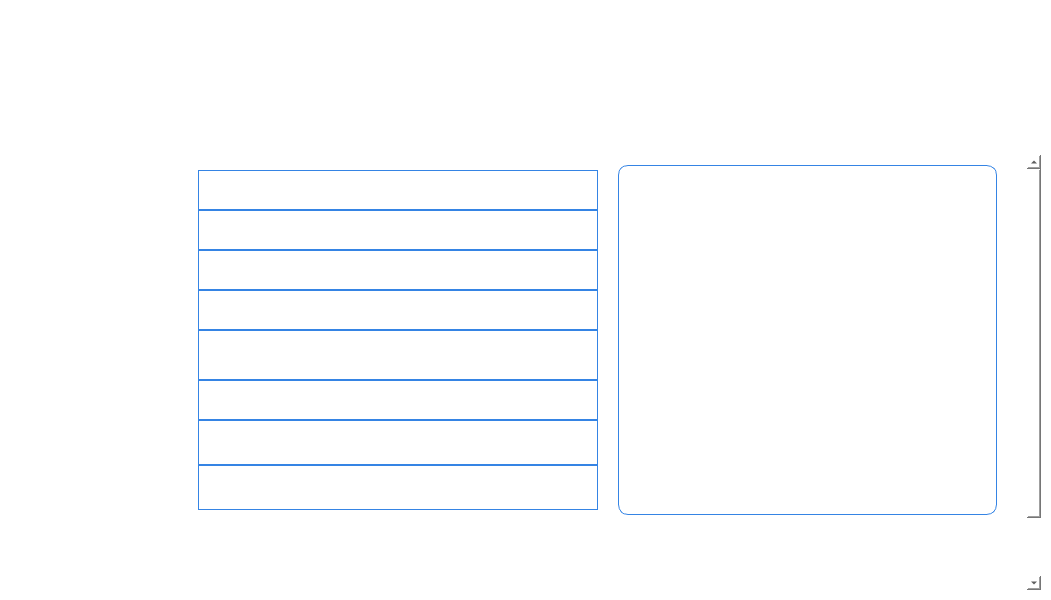
This is forms/Page_6.ui in apollo-k22/FaceAI-Product as Qt 5 draws it before an edit. The edited form follows.
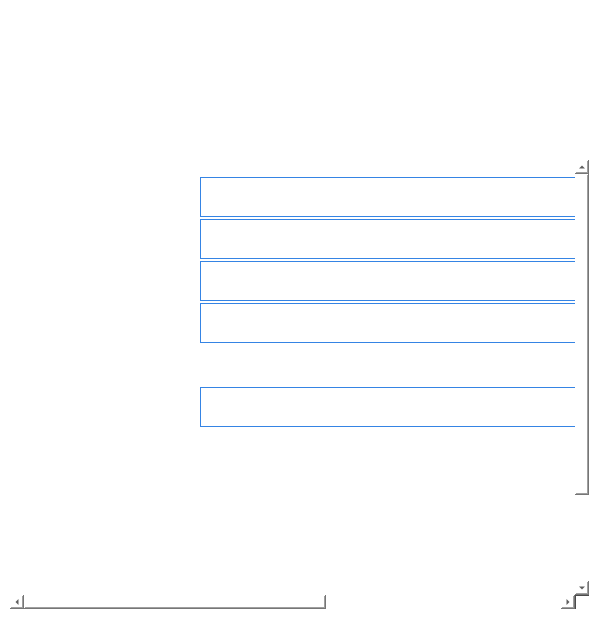
This is the edited form. Icons and pictures are not drawn.

Commit message: fixed validation on create a new case page. updated remarks, ps, examiner's name field to GrowingTextEdit on preview and report page.

The edit to the form file:
```diff
--- a/forms/Page_6.ui
+++ b/forms/Page_6.ui
@@ -6,8 +6,8 @@
    <rect>
     <x>0</x>
     <y>0</y>
-    <width>1051</width>
-    <height>600</height>
+    <width>599</width>
+    <height>619</height>
    </rect>
   </property>
   <property name="styleSheet">
@@ -132,31 +132,59 @@
         </spacer>
        </item>
        <item>
-        <widget class="QLabel" name="pageTitle">
-         <property name="sizePolicy">
-          <sizepolicy hsizetype="Fixed" vsizetype="Fixed">
-           <horstretch>0</horstretch>
-           <verstretch>0</verstretch>
-          </sizepolicy>
+        <layout class="QVBoxLayout" name="verticalLayout_9">
+         <property name="spacing">
+          <number>0</number>
          </property>
-         <property name="font">
-          <font>
-           <pointsize>18</pointsize>
-           <weight>75</weight>
-           <bold>true</bold>
-          </font>
+         <property name="leftMargin">
+          <number>0</number>
          </property>
-         <property name="styleSheet">
-          <string notr="true">color: rgb(255, 255, 255);
+         <property name="topMargin">
+          <number>20</number>
+         </property>
+         <property name="bottomMargin">
+          <number>0</number>
+         </property>
+         <item>
+          <widget class="QLabel" name="pageTitle">
+           <property name="sizePolicy">
+            <sizepolicy hsizetype="Expanding" vsizetype="Fixed">
+             <horstretch>0</horstretch>
+             <verstretch>0</verstretch>
+            </sizepolicy>
+           </property>
+           <property name="minimumSize">
+            <size>
+             <width>0</width>
+             <height>40</height>
+            </size>
+           </property>
+           <property name="maximumSize">
+            <size>
+             <width>16777215</width>
+             <height>40</height>
+            </size>
+           </property>
+           <property name="font">
+            <font>
+             <pointsize>18</pointsize>
+             <weight>75</weight>
+             <bold>true</bold>
+            </font>
+           </property>
+           <property name="styleSheet">
+            <string notr="true">color: rgb(255, 255, 255);
 background:transparent;</string>
-         </property>
-         <property name="text">
-          <string>FaceAI Probe Report</string>
-         </property>
-         <property name="alignment">
-          <set>Qt::AlignCenter</set>
-         </property>
-        </widget>
+           </property>
+           <property name="text">
+            <string>FaceAI Probe Report</string>
+           </property>
+           <property name="alignment">
+            <set>Qt::AlignBottom|Qt::AlignHCenter</set>
+           </property>
+          </widget>
+         </item>
+        </layout>
        </item>
        <item>
         <spacer name="horizontalSpacer_5">
@@ -325,10 +353,10 @@
        <widget class="QWidget" name="scrollAreaWidgetContents">
         <property name="geometry">
          <rect>
-          <x>0</x>
+          <x>-439</x>
           <y>0</y>
-          <width>1012</width>
-          <height>587</height>
+          <width>999</width>
+          <height>623</height>
          </rect>
         </property>
         <property name="styleSheet">
@@ -425,11 +453,17 @@
                    <item row="0" column="0">
                     <widget class="QLabel" name="label">
                      <property name="sizePolicy">
-                      <sizepolicy hsizetype="Expanding" vsizetype="Expanding">
+                      <sizepolicy hsizetype="Fixed" vsizetype="Fixed">
                        <horstretch>0</horstretch>
                        <verstretch>0</verstretch>
                       </sizepolicy>
                      </property>
+                     <property name="minimumSize">
+                      <size>
+                       <width>140</width>
+                       <height>40</height>
+                      </size>
+                     </property>
                      <property name="font">
                       <font>
                        <pointsize>11</pointsize>
@@ -443,6 +477,9 @@
                      <property name="text">
                       <string>Probe ID:</string>
                      </property>
+                     <property name="alignment">
+                      <set>Qt::AlignCenter</set>
+                     </property>
                     </widget>
                    </item>
                    <item row="0" column="1">
@@ -484,11 +521,23 @@
                    <item row="1" column="0">
                     <widget class="QLabel" name="label_2">
                      <property name="sizePolicy">
-                      <sizepolicy hsizetype="Expanding" vsizetype="Expanding">
+                      <sizepolicy hsizetype="Fixed" vsizetype="Fixed">
                        <horstretch>0</horstretch>
                        <verstretch>0</verstretch>
                       </sizepolicy>
                      </property>
+                     <property name="minimumSize">
+                      <size>
+                       <width>140</width>
+                       <height>40</height>
+                      </size>
+                     </property>
+                     <property name="maximumSize">
+                      <size>
+                       <width>140</width>
+                       <height>40</height>
+                      </size>
+                     </property>
                      <property name="styleSheet">
                       <string notr="true">color: rgb(255, 255, 255);
 background:none;</string>
@@ -496,6 +545,9 @@
                      <property name="text">
                       <string>Probe result:</string>
                      </property>
+                     <property name="alignment">
+                      <set>Qt::AlignCenter</set>
+                     </property>
                     </widget>
                    </item>
                    <item row="2" column="0">
@@ -506,6 +558,18 @@
                        <verstretch>0</verstretch>
                       </sizepolicy>
                      </property>
+                     <property name="minimumSize">
+                      <size>
+                       <width>140</width>
+                       <height>40</height>
+                      </size>
+                     </property>
+                     <property name="maximumSize">
+                      <size>
+                       <width>140</width>
+                       <height>40</height>
+                      </size>
+                     </property>
                      <property name="styleSheet">
                       <string notr="true">color: rgb(255, 255, 255);
 background:none;</string>
@@ -513,6 +577,9 @@
                      <property name="text">
                       <string>Time of report generation:</string>
                      </property>
+                     <property name="alignment">
+                      <set>Qt::AlignCenter</set>
+                     </property>
                     </widget>
                    </item>
                    <item row="2" column="1">
@@ -548,11 +615,23 @@
                    <item row="3" column="0">
                     <widget class="QLabel" name="label_4">
                      <property name="sizePolicy">
-                      <sizepolicy hsizetype="Expanding" vsizetype="Expanding">
+                      <sizepolicy hsizetype="Fixed" vsizetype="Fixed">
                        <horstretch>0</horstretch>
                        <verstretch>0</verstretch>
                       </sizepolicy>
                      </property>
+                     <property name="minimumSize">
+                      <size>
+                       <width>140</width>
+                       <height>40</height>
+                      </size>
+                     </property>
+                     <property name="maximumSize">
+                      <size>
+                       <width>140</width>
+                       <height>40</height>
+                      </size>
+                     </property>
                      <property name="styleSheet">
                       <string notr="true">color: rgb(255, 255, 255);
 background:none;</string>
@@ -560,6 +639,9 @@
                      <property name="text">
                       <string>Case number</string>
                      </property>
+                     <property name="alignment">
+                      <set>Qt::AlignCenter</set>
+                     </property>
                     </widget>
                    </item>
                    <item row="3" column="1">
@@ -595,11 +677,23 @@
                    <item row="6" column="0">
                     <widget class="QLabel" name="label_6">
                      <property name="sizePolicy">
-                      <sizepolicy hsizetype="Expanding" vsizetype="Expanding">
+                      <sizepolicy hsizetype="Fixed" vsizetype="Fixed">
                        <horstretch>0</horstretch>
                        <verstretch>0</verstretch>
                       </sizepolicy>
                      </property>
+                     <property name="minimumSize">
+                      <size>
+                       <width>140</width>
+                       <height>40</height>
+                      </size>
+                     </property>
+                     <property name="maximumSize">
+                      <size>
+                       <width>140</width>
+                       <height>40</height>
+                      </size>
+                     </property>
                      <property name="styleSheet">
                       <string notr="true">color: rgb(255, 255, 255);
 background:none;</string>
@@ -607,6 +701,9 @@
                      <property name="text">
                       <string>Examiner's no.:</string>
                      </property>
+                     <property name="alignment">
+                      <set>Qt::AlignCenter</set>
+                     </property>
                     </widget>
                    </item>
                    <item row="6" column="1">
@@ -650,6 +747,18 @@
                        <verstretch>0</verstretch>
                       </sizepolicy>
                      </property>
+                     <property name="minimumSize">
+                      <size>
+                       <width>140</width>
+                       <height>40</height>
+                      </size>
+                     </property>
+                     <property name="maximumSize">
+                      <size>
+                       <width>140</width>
+                       <height>40</height>
+                      </size>
+                     </property>
                      <property name="styleSheet">
                       <string notr="true">color: rgb(255, 255, 255);
 background:none;</string>
@@ -657,16 +766,31 @@
                      <property name="text">
                       <string>Examiner's name:</string>
                      </property>
+                     <property name="alignment">
+                      <set>Qt::AlignCenter</set>
+                     </property>
                     </widget>
                    </item>
                    <item row="8" column="0">
                     <widget class="QLabel" name="label_7">
                      <property name="sizePolicy">
-                      <sizepolicy hsizetype="Expanding" vsizetype="Expanding">
+                      <sizepolicy hsizetype="Fixed" vsizetype="Fixed">
                        <horstretch>0</horstretch>
                        <verstretch>0</verstretch>
                       </sizepolicy>
                      </property>
+                     <property name="minimumSize">
+                      <size>
+                       <width>140</width>
+                       <height>40</height>
+                      </size>
+                     </property>
+                     <property name="maximumSize">
+                      <size>
+                       <width>140</width>
+                       <height>40</height>
+                      </size>
+                     </property>
                      <property name="styleSheet">
                       <string notr="true">color: rgb(255, 255, 255);
 background:none;</string>
@@ -674,6 +798,9 @@
                      <property name="text">
                       <string>Remarks:</string>
                      </property>
+                     <property name="alignment">
+                      <set>Qt::AlignCenter</set>
+                     </property>
                     </widget>
                    </item>
                    <item row="1" column="1">
@@ -708,6 +835,18 @@
                    </item>
                    <item row="4" column="0">
                     <widget class="QLabel" name="label_8">
+                     <property name="sizePolicy">
+                      <sizepolicy hsizetype="Fixed" vsizetype="Fixed">
+                       <horstretch>0</horstretch>
+                       <verstretch>0</verstretch>
+                      </sizepolicy>
+                     </property>
+                     <property name="minimumSize">
+                      <size>
+                       <width>140</width>
+                       <height>40</height>
+                      </size>
+                     </property>
                      <property name="styleSheet">
                       <string notr="true">color: rgb(255, 255, 255);
 background:none;</string>
@@ -715,116 +854,8 @@
                      <property name="text">
                       <string>PS</string>
                      </property>
-                    </widget>
-                   </item>
-                   <item row="4" column="1">
-                    <widget class="QTextEdit" name="teditPS">
-                     <property name="sizePolicy">
-                      <sizepolicy hsizetype="Fixed" vsizetype="Expanding">
-                       <horstretch>0</horstretch>
-                       <verstretch>0</verstretch>
-                      </sizepolicy>
-                     </property>
-                     <property name="minimumSize">
-                      <size>
-                       <width>400</width>
-                       <height>50</height>
-                      </size>
-                     </property>
-                     <property name="maximumSize">
-                      <size>
-                       <width>400</width>
-                       <height>16777215</height>
-                      </size>
-                     </property>
-                     <property name="styleSheet">
-                      <string notr="true">background:transparent;
-border: 1px solid rgb(53, 132, 228);</string>
-                     </property>
-                     <property name="verticalScrollBarPolicy">
-                      <enum>Qt::ScrollBarAlwaysOff</enum>
-                     </property>
-                     <property name="horizontalScrollBarPolicy">
-                      <enum>Qt::ScrollBarAlwaysOff</enum>
-                     </property>
-                     <property name="sizeAdjustPolicy">
-                      <enum>QAbstractScrollArea::AdjustToContents</enum>
-                     </property>
-                     <property name="undoRedoEnabled">
-                      <bool>false</bool>
-                     </property>
-                     <property name="readOnly">
-                      <bool>true</bool>
-                     </property>
-                    </widget>
-                   </item>
-                   <item row="7" column="1">
-                    <widget class="QTextEdit" name="teditExaminerName">
-                     <property name="minimumSize">
-                      <size>
-                       <width>400</width>
-                       <height>40</height>
-                      </size>
-                     </property>
-                     <property name="maximumSize">
-                      <size>
-                       <width>400</width>
-                       <height>16777215</height>
-                      </size>
-                     </property>
-                     <property name="styleSheet">
-                      <string notr="true">background:transparent;
-border: 1px solid rgb(53, 132, 228);</string>
-                     </property>
-                     <property name="verticalScrollBarPolicy">
-                      <enum>Qt::ScrollBarAlwaysOff</enum>
-                     </property>
-                     <property name="horizontalScrollBarPolicy">
-                      <enum>Qt::ScrollBarAlwaysOff</enum>
-                     </property>
-                     <property name="sizeAdjustPolicy">
-                      <enum>QAbstractScrollArea::AdjustToContents</enum>
-                     </property>
-                     <property name="readOnly">
-                      <bool>true</bool>
-                     </property>
-                    </widget>
-                   </item>
-                   <item row="8" column="1">
-                    <widget class="QTextEdit" name="teditRemarks">
-                     <property name="sizePolicy">
-                      <sizepolicy hsizetype="Fixed" vsizetype="Expanding">
-                       <horstretch>0</horstretch>
-                       <verstretch>0</verstretch>
-                      </sizepolicy>
-                     </property>
-                     <property name="minimumSize">
-                      <size>
-                       <width>400</width>
-                       <height>40</height>
-                      </size>
-                     </property>
-                     <property name="maximumSize">
-                      <size>
-                       <width>400</width>
-                       <height>16777215</height>
-                      </size>
-                     </property>
-                     <property name="styleSheet">
-                      <string notr="true">background:transparent;
-border: 1px solid rgb(53, 132, 228);</string>
-                     </property>
-                     <property name="verticalScrollBarPolicy">
-                      <enum>Qt::ScrollBarAlwaysOff</enum>
-                     </property>
-                     <property name="horizontalScrollBarPolicy">
-                      <enum>Qt::ScrollBarAlwaysOff</enum>
-                     </property>
-                     <property name="sizeAdjustPolicy">
-                      <enum>QAbstractScrollArea::AdjustToContents</enum>
-                     </property>
-                     <property name="readOnly">
-                      <bool>true</bool>
+                     <property name="alignment">
+                      <set>Qt::AlignCenter</set>
                      </property>
                     </widget>
                    </item>
@@ -891,21 +922,30 @@
             </layout>
            </item>
            <item>
-            <layout class="QVBoxLayout" name="verticalLayout_7">
+            <layout class="QHBoxLayout" name="horizontalLayout_3">
              <property name="topMargin">
-              <number>10</number>
-             </property>
-             <property name="bottomMargin">
-              <number>0</number>
+              <number>5</number>
              </property>
              <item>
               <widget class="QLabel" name="lblMatchedDescription">
                <property name="sizePolicy">
-                <sizepolicy hsizetype="Expanding" vsizetype="Expanding">
+                <sizepolicy hsizetype="Expanding" vsizetype="Fixed">
                  <horstretch>0</horstretch>
                  <verstretch>0</verstretch>
                 </sizepolicy>
                </property>
+               <property name="minimumSize">
+                <size>
+                 <width>0</width>
+                 <height>40</height>
+                </size>
+               </property>
+               <property name="maximumSize">
+                <size>
+                 <width>16777215</width>
+                 <height>40</height>
+                </size>
+               </property>
                <property name="font">
                 <font>
                  <family>Arial</family>
@@ -926,6 +966,16 @@
                </property>
               </widget>
              </item>
+            </layout>
+           </item>
+           <item>
+            <layout class="QVBoxLayout" name="verticalLayout_7">
+             <property name="topMargin">
+              <number>10</number>
+             </property>
+             <property name="bottomMargin">
+              <number>0</number>
+             </property>
              <item>
               <layout class="QVBoxLayout" name="vlyTargetResults">
                <property name="spacing">
@@ -949,6 +999,24 @@
                </property>
                <item>
                 <widget class="QLabel" name="label_49">
+                 <property name="sizePolicy">
+                  <sizepolicy hsizetype="Preferred" vsizetype="Fixed">
+                   <horstretch>0</horstretch>
+                   <verstretch>0</verstretch>
+                  </sizepolicy>
+                 </property>
+                 <property name="minimumSize">
+                  <size>
+                   <width>0</width>
+                   <height>40</height>
+                  </size>
+                 </property>
+                 <property name="maximumSize">
+                  <size>
+                   <width>16777215</width>
+                   <height>40</height>
+                  </size>
+                 </property>
                  <property name="font">
                   <font>
                    <pointsize>14</pointsize>
@@ -1007,7 +1075,7 @@
                <property name="maximumSize">
                 <size>
                  <width>150</width>
-                 <height>60</height>
+                 <height>50</height>
                 </size>
                </property>
                <property name="cursor">
@@ -1049,12 +1117,33 @@
              </property>
              <item>
               <widget class="QLabel" name="lblStatus">
+               <property name="sizePolicy">
+                <sizepolicy hsizetype="Preferred" vsizetype="Fixed">
+                 <horstretch>0</horstretch>
+                 <verstretch>0</verstretch>
+                </sizepolicy>
+               </property>
+               <property name="minimumSize">
+                <size>
+                 <width>0</width>
+                 <height>15</height>
+                </size>
+               </property>
+               <property name="maximumSize">
+                <size>
+                 <width>16777215</width>
+                 <height>15</height>
+                </size>
+               </property>
                <property name="styleSheet">
                 <string notr="true">background:transparent;</string>
                </property>
                <property name="text">
                 <string/>
                </property>
+               <property name="alignment">
+                <set>Qt::AlignBottom|Qt::AlignLeading|Qt::AlignLeft</set>
+               </property>
               </widget>
              </item>
             </layout>
```
The commit also changes 21 other files.
